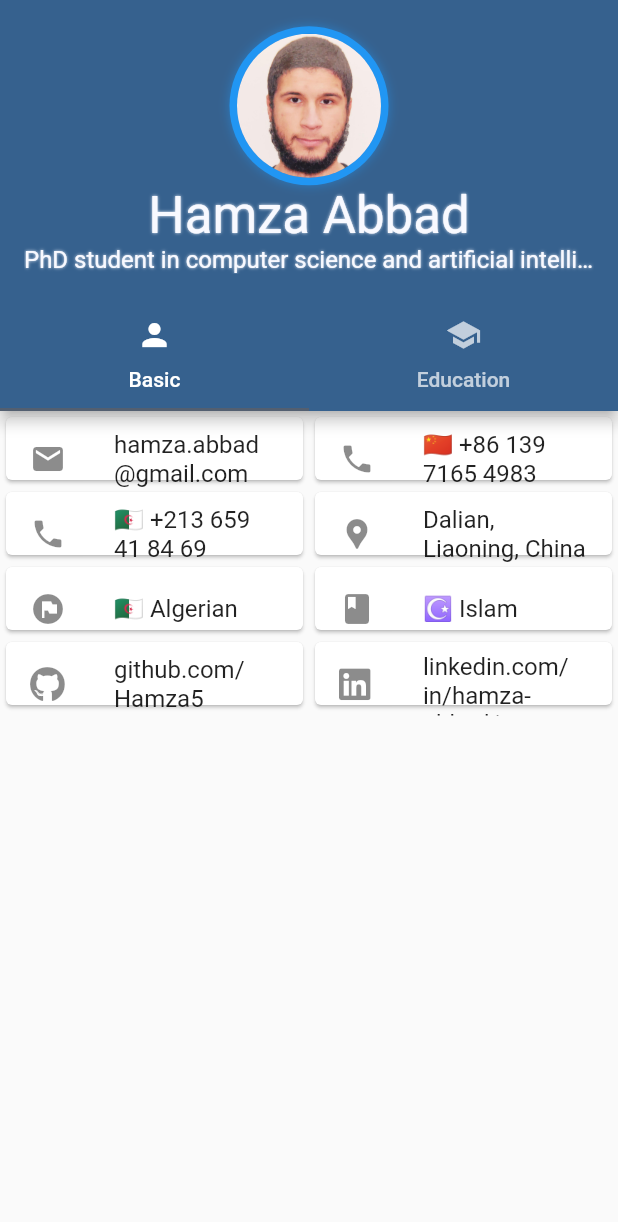
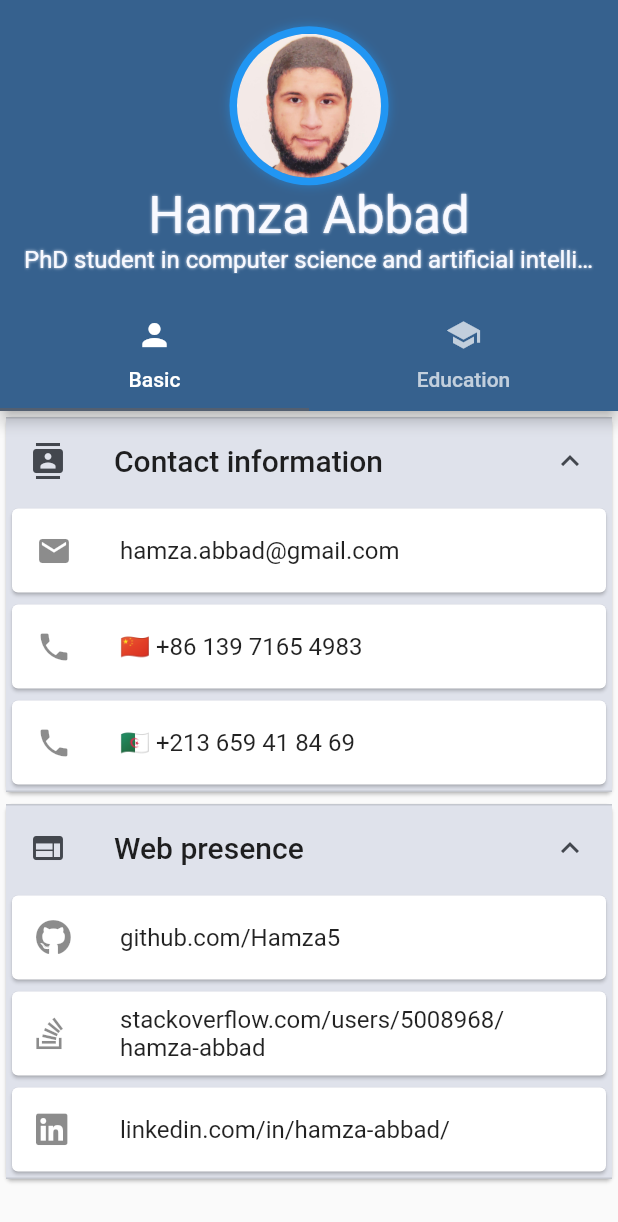
Before and after one commit to Hamza5/InteractiveCV, a Flutter app: the screen it shows after launch, on a phone screen of 412 x 824 dp. Shown: the top 1222 px of the screen. Run offline on Flutter 3.47's test engine with Material 2 defaults, Android fonts, the phone set to English and light mode, and no system bars; our stand-ins replace font_awesome_flutter.

Commit message:
Restructure the basic information.

```diff
--- a/lib/main.dart
+++ b/lib/main.dart
@@ -15,7 +15,7 @@ const nationality = '🇩🇿 Algerian';
 const religion = '☪️ Islam';
 const github = 'github.com/Hamza5';
 const linkedin = 'linkedin.com/in/hamza-abbad/';
-
+const stackOverflow = 'stackoverflow.com/users/5008968/hamza-abbad';
 
 const university1 = 'University of Science and Technology Houari Boumediene (USTHB)';
 const university1Logo = 'images/university1_logo.png';
@@ -61,8 +61,7 @@ class MainPage extends StatelessWidget {
     return Scaffold(
       appBar: AppBar(
         title: Header(
-            name: '$firstName $lastName', description: shortDescription,
-            photoProvider: Image.asset(photoPath).image
+            name: '$firstName $lastName', description: shortDescription, photoProvider: Image.asset(photoPath).image
         ),
         toolbarHeight: 200,
         centerTitle: true,
@@ -72,17 +71,11 @@ class MainPage extends StatelessWidget {
       ),
       body: TabBarView(
         children: [
-          const BasicInfo(
-            icons: [
-              Icons.email, Icons.phone, Icons.phone, Icons.location_pin, Icons.flag_circle, Icons.book,
-              FontAwesomeIcons.github, FontAwesomeIcons.linkedin
-            ],
-            texts: [email, phone1, phone2, '$city, $province, $country', nationality, religion, github, linkedin],
-          ),
+          const BasicInfoView(),
           EducationView(
             logos: universityLogos.map((e) => Image.asset(e).image).toList(growable: false), specialities: specialities,
             institutions: universityNames, years: studyYears
-          )
+          ),
         ],
       ),
     );
@@ -90,28 +83,62 @@ class MainPage extends StatelessWidget {
 }
 
 class BasicInfoItem extends StatelessWidget {
-  final IconData iconName;
+  final IconData icon;
   final String text;
-  const BasicInfoItem({super.key, required this.iconName, required this.text});
+  const BasicInfoItem({super.key, required this.icon, required this.text});
 
   @override
   Widget build(BuildContext context) {
-    return Card(child: ListTile(leading: FaIcon(iconName), title: Text(text), onTap: (){}));
+    return Card(child: ListTile(leading: FaIcon(icon), title: Text(text)));
   }
 }
 
-
-class BasicInfo extends StatelessWidget {
-  final List<IconData> icons;
-  final List<String> texts;
-
-  const BasicInfo({super.key, required this.icons, required this.texts});
+class SectionTile extends StatelessWidget {
+  final IconData icon;
+  final String text;
+  final List<Widget> items;
+  const SectionTile({super.key, required this.icon, required this.text, required this.items});
 
   @override
   Widget build(BuildContext context) {
-    return GridView(
-      gridDelegate: const SliverGridDelegateWithMaxCrossAxisExtent(maxCrossAxisExtent: 400, mainAxisExtent: 50),
-      children: [for (var i=0; i<icons.length; i++) BasicInfoItem(iconName: icons[i], text: texts[i])]
+    return Card(
+      child: ExpansionTile(
+        backgroundColor: Theme.of(context).colorScheme.surfaceVariant,
+        textColor: Theme.of(context).colorScheme.onSurfaceVariant,
+        leading: FaIcon(icon),
+        title: Text(text, style: Theme.of(context).textTheme.titleLarge),
+        iconColor: Theme.of(context).colorScheme.onSurfaceVariant,
+        initiallyExpanded: true,
+        children: items,
+      ),
+    );
+  }
+}
+
+class BasicInfoView extends StatelessWidget {
+
+  const BasicInfoView({super.key});
+
+  @override
+  Widget build(BuildContext context) {
+    return ListView(
+      children: const [
+        SectionTile(
+          icon: Icons.contacts, text: 'Contact information',
+          items: [
+            BasicInfoItem(icon: Icons.email, text: email),
+            BasicInfoItem(icon: Icons.phone, text: phone1),
+            BasicInfoItem(icon: Icons.phone, text: phone2),
+          ],
+        ),
+        SectionTile(icon: Icons.web, text: 'Web presence',
+            items: [
+              BasicInfoItem(icon: FontAwesomeIcons.github, text: github),
+              BasicInfoItem(icon: FontAwesomeIcons.stackOverflow, text: stackOverflow),
+              BasicInfoItem(icon: FontAwesomeIcons.linkedin, text: linkedin),
+            ]
+        )
+      ],
     );
   }
 }
```
